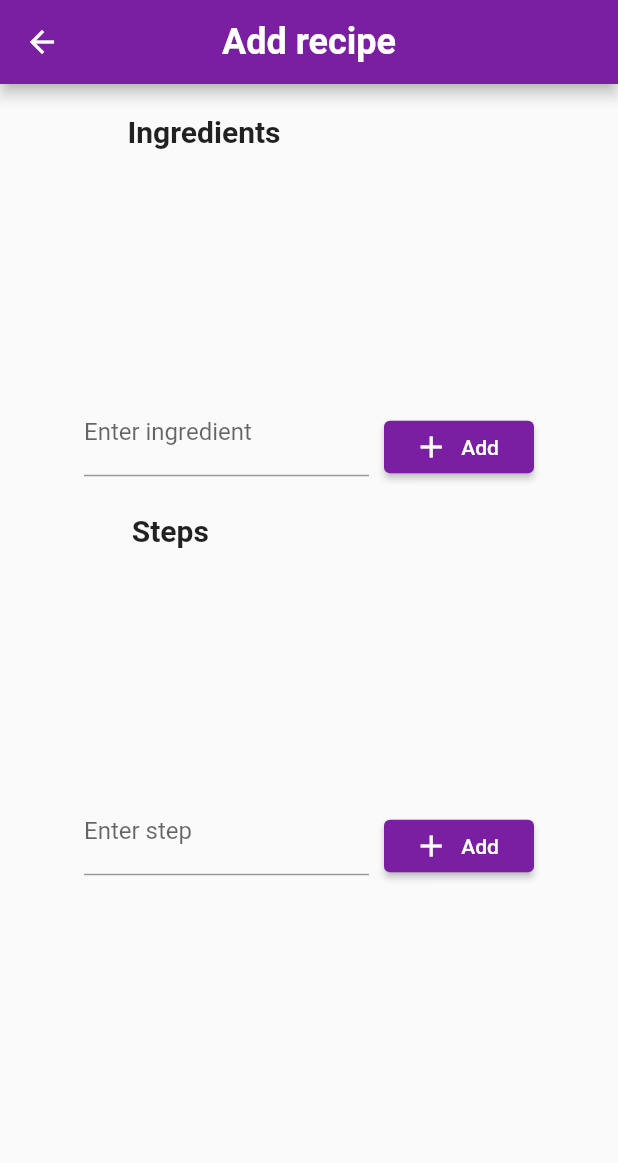
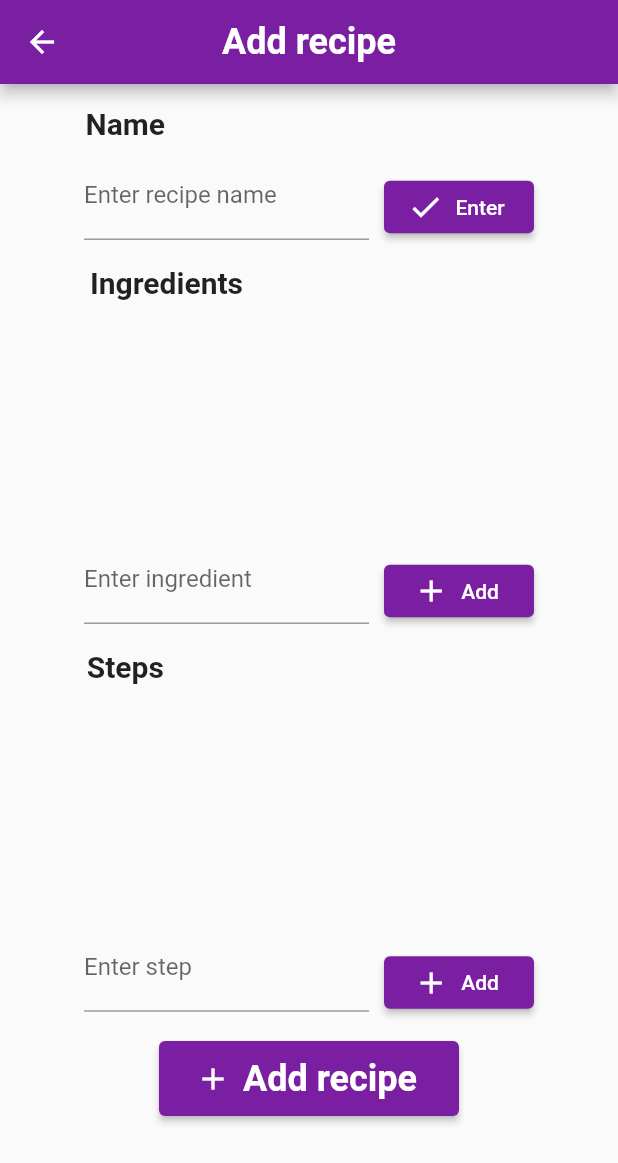
Before and after one commit to FilipMajewsk1/recipe_book_ui, a Flutter app: the AddRecipe screen opened by its route, on a phone screen of 412 x 824 dp. Shown: the top 1163 px of the screen. Run offline on Flutter 3.47's test engine with Material 2 defaults, Android fonts, the phone set to English and light mode, and no system bars.

Commit message:
Recipe book: pages done, without functionality

```diff
--- a/lib/pages/add_recipe.dart
+++ b/lib/pages/add_recipe.dart
@@ -10,9 +10,12 @@ class AddRecipe extends StatefulWidget {
 
 class _AddRecipeState extends State<AddRecipe> {
 
+  TextEditingController nameController = TextEditingController();
   TextEditingController ingController = TextEditingController();
   TextEditingController stepController = TextEditingController();
-  late String name;
+
+  String labelForNameTextfield = "Enter recipe name";
+  String name = "";
   List<String> ing = [];
   List<String> stp = [];
 
@@ -35,7 +38,52 @@ class _AddRecipeState extends State<AddRecipe> {
           child: Column(
             children: <Widget>[
               Padding(
-                padding: const EdgeInsets.fromLTRB(0, 20, 140, 5),
+                padding: const EdgeInsets.fromLTRB(0, 15, 245, 5),
+                child: Text(
+                  "Name",
+                  style: TextStyle(
+                    fontWeight: FontWeight.bold,
+                    fontSize: 20,
+                  ),
+                ),
+              ),
+              SizedBox(
+                width: 300,
+                child: Row(
+                  children: [
+                    Expanded(
+                      child: TextFormField(
+                        controller: nameController,
+                        decoration: const InputDecoration(
+                          border: UnderlineInputBorder(),
+                          labelText:'Enter recipe name',
+                        ),
+                      ),
+                    ),
+                    Padding(
+                      padding: const EdgeInsets.fromLTRB(10,15,0,0),
+                      child: ElevatedButton.icon(
+                        onPressed: (){
+                          setState(() {
+                            if (nameController.text != "") {
+                              name = nameController.text;
+                            }
+                          });
+                        },
+                        icon: Icon(Icons.check),
+                        label: Text("Enter") ,
+                        style: ButtonStyle(
+                          backgroundColor: MaterialStateProperty.all(Colors.purple[700]),
+                          minimumSize: MaterialStateProperty.all(Size(100, 35)),
+                        ),
+                      ),
+                    ),
+                  ],
+                ),
+              ),
+
+              Padding(
+                padding: const EdgeInsets.fromLTRB(0, 15, 190, 5),
                 child: Text(
                   "Ingredients",
                   style: TextStyle(
@@ -46,7 +94,7 @@ class _AddRecipeState extends State<AddRecipe> {
               ),
               SizedBox(
                 height: 150,
-                width: 250,
+                width: 300,
                 child: Scrollbar(
                   child: ListView(
                     children: ing.map((i) => RecipeIngredientsStepsCard(ingredientOrStep: i)).toList(),
@@ -67,12 +115,14 @@ class _AddRecipeState extends State<AddRecipe> {
                       ),
                     ),
                     Padding(
-                      padding: const EdgeInsets.fromLTRB(10,20,0,0),
+                      padding: const EdgeInsets.fromLTRB(10,15,0,0),
                       child: ElevatedButton.icon(
                         onPressed: (){
+                          if(ingController.text!="") {
                             setState(() {
                               ing.add(ingController.text);
                             });
+                          }
                           ingController.clear();
                         },
                         icon: Icon(Icons.add),
@@ -88,7 +138,7 @@ class _AddRecipeState extends State<AddRecipe> {
               ),
 
               Padding(
-                padding: const EdgeInsets.fromLTRB(0, 20, 185, 5),
+                padding: const EdgeInsets.fromLTRB(0, 15, 245, 5),
                 child: Text(
                   "Steps",
                   style: TextStyle(
@@ -99,7 +149,7 @@ class _AddRecipeState extends State<AddRecipe> {
               ),
               SizedBox(
                 height: 150,
-                width: 250,
+                width: 300,
                 child: Scrollbar(
                   child: ListView(
                     children: stp.map((s) => RecipeIngredientsStepsCard(ingredientOrStep: s)).toList(),
@@ -124,9 +174,11 @@ class _AddRecipeState extends State<AddRecipe> {
                       padding: const EdgeInsets.fromLTRB(10,20,0,0),
                       child: ElevatedButton.icon(
                         onPressed: (){
+                          if(stepController.text!="") {
                             setState(() {
                               stp.add(stepController.text);
                             });
+                          }
                           stepController.clear();
                         },
                         icon: Icon(Icons.add),
@@ -140,6 +192,27 @@ class _AddRecipeState extends State<AddRecipe> {
                   ],
                 ),
               ),
+
+              Padding(
+                padding: const EdgeInsets.all(15.0),
+                child: ElevatedButton.icon(
+                  onPressed: () {
+                    Navigator.pop(context);
+                  },
+                  icon: Icon(Icons.add),
+                  label: Text(
+                    "Add recipe",
+                    style: TextStyle(
+                      fontSize: 24,
+                      fontWeight: FontWeight.bold,
+                    ),
+                  ),
+                  style: ButtonStyle(
+                    backgroundColor: MaterialStateProperty.all(Colors.purple[700]),
+                    fixedSize: MaterialStateProperty.all(Size(200,50)),
+                  ),
+                ),
+              ),
             ],
           ),
         ),
--- /dev/null
+++ b/lib/pages/loading_screen.dart
@@ -0,0 +1 @@
+import 'package:flutter/material.dart';
--- a/lib/pages/show_recipe.dart
+++ b/lib/pages/show_recipe.dart
@@ -4,6 +4,7 @@ import 'package:recipe_book_ui/recipe_data/recipe.dart';
 
 class ShowRecipe extends StatefulWidget {
   const ShowRecipe({Key? key}) : super(key: key);
+
 
   @override
   State<ShowRecipe> createState() => _ShowRecipeState();
```
Lines whose indentation alone changed are shown as unchanged.
